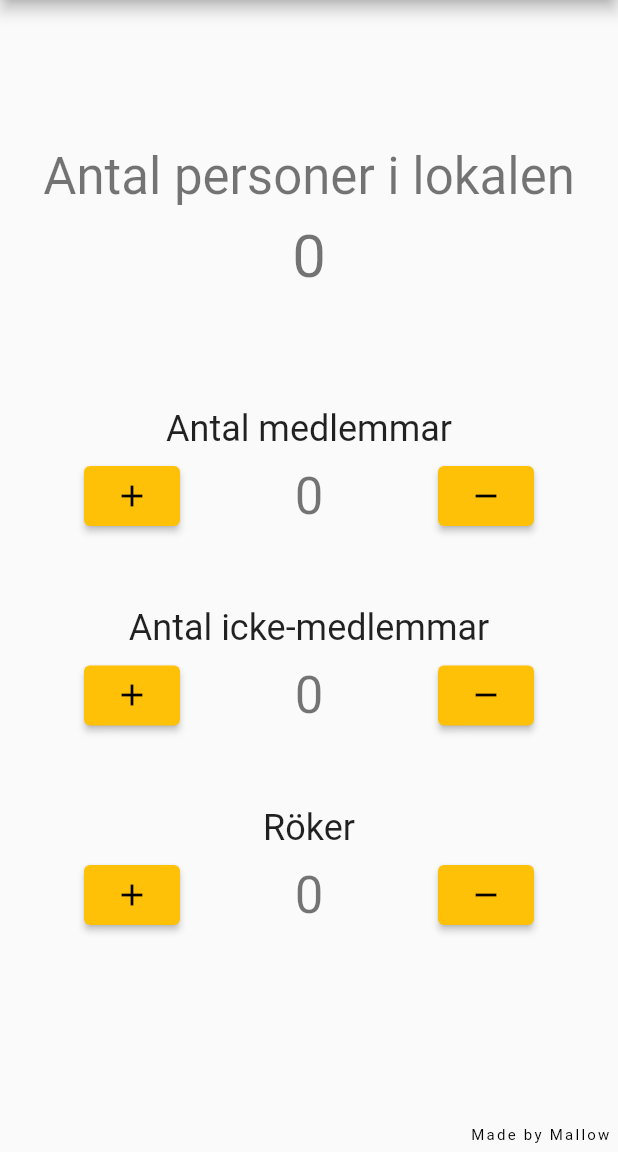
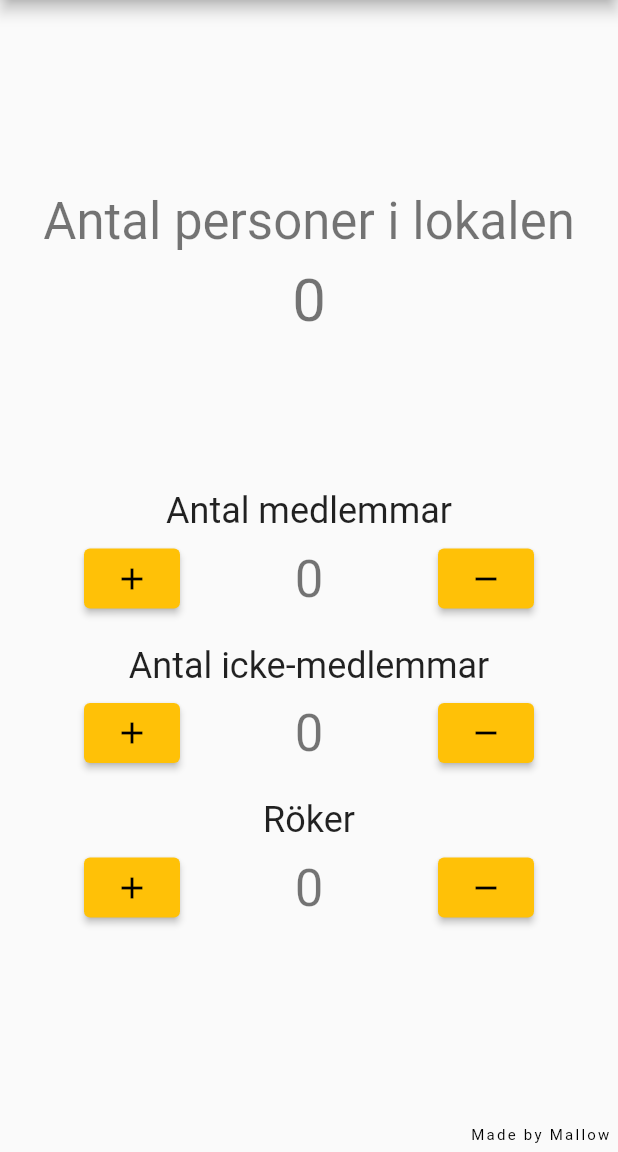
Before and after one commit to saramaggie/FooBar-Counter, a Flutter app: the screen it shows after launch, on a phone screen of 412 x 824 dp, the part 84-1236 px from its top. Run offline on Flutter 3.47's test engine with Material 2 defaults, Android fonts, the phone set to English and light mode, and no system bars.

Commit message:
Spacing adapted for actual phone
Currently fixed size, will be updated

```diff
--- a/lib/main.dart
+++ b/lib/main.dart
@@ -129,7 +129,7 @@ class _FooPageState extends State<FooPage> {
 
   Widget _counterField(BuildContext context, int field, String header) {
     return Padding(
-      padding: const EdgeInsets.symmetric(vertical: 25.0),
+      padding: const EdgeInsets.symmetric(vertical: 10.0),
       child: Column(
           mainAxisAlignment: MainAxisAlignment.center,
           children: <Widget>[
@@ -172,7 +172,7 @@ class _FooPageState extends State<FooPage> {
         mainAxisAlignment: MainAxisAlignment.center,
         children: <Widget>[
           const SizedBox(
-            height: 45,
+            height: 35,
           ),
           Text("Antal personer i lokalen",
               style: Theme.of(context).textTheme.headlineMedium),
@@ -188,12 +188,11 @@ class _FooPageState extends State<FooPage> {
         maintainSize: true, //NEW
         maintainAnimation: true, //NEW
         maintainState: true, //NEW
-        child: ListTile(
-            contentPadding: const EdgeInsets.symmetric(vertical: 8),
-            tileColor: Colors.red,
-            enabled: false,
-            enableFeedback: false,
-            title: RichText(
+        child: Container(
+            padding: const EdgeInsets.symmetric(vertical: 10),
+            color: Colors.red,
+            width: double.infinity,
+            child: RichText(
               textAlign: TextAlign.center,
               text: TextSpan(
                 text: 'Det får plats ',
@@ -231,7 +230,7 @@ class _FooPageState extends State<FooPage> {
                     _counterField(context, 0, "Antal medlemmar"),
                     _counterField(context, 1, "Antal icke-medlemmar"),
                     _counterField(context, 2, "Röker"),
-                    const SizedBox(height: 70),
+                    const SizedBox(height: 50),
                   ],
                 )
               ]),
```
Also changed, not shown: pubspec.lock.
